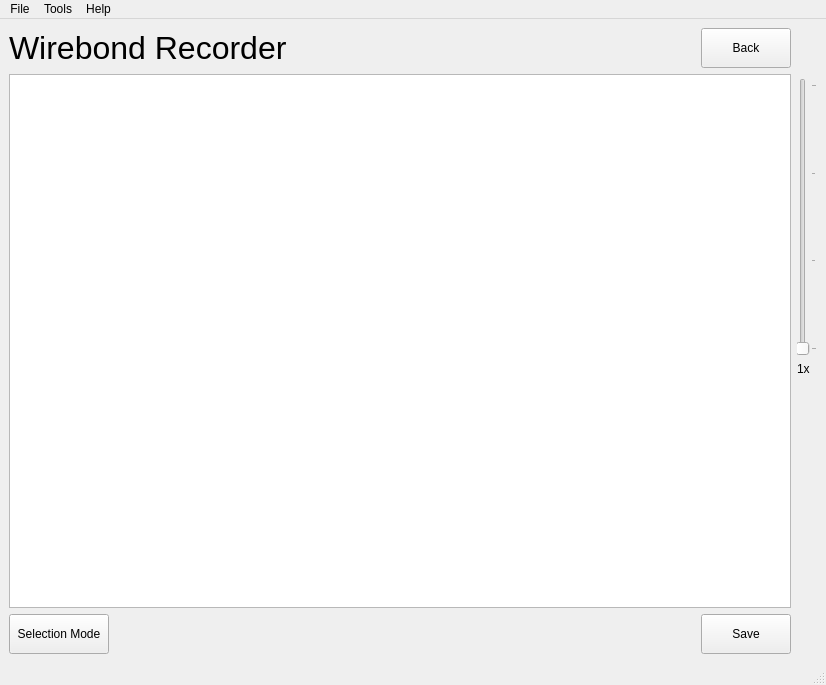
This is gui/WirebondRecorderGUI.ui in adamazoulay/ITkTrackingGUI as Qt 5 draws it before an edit. The edited form follows.
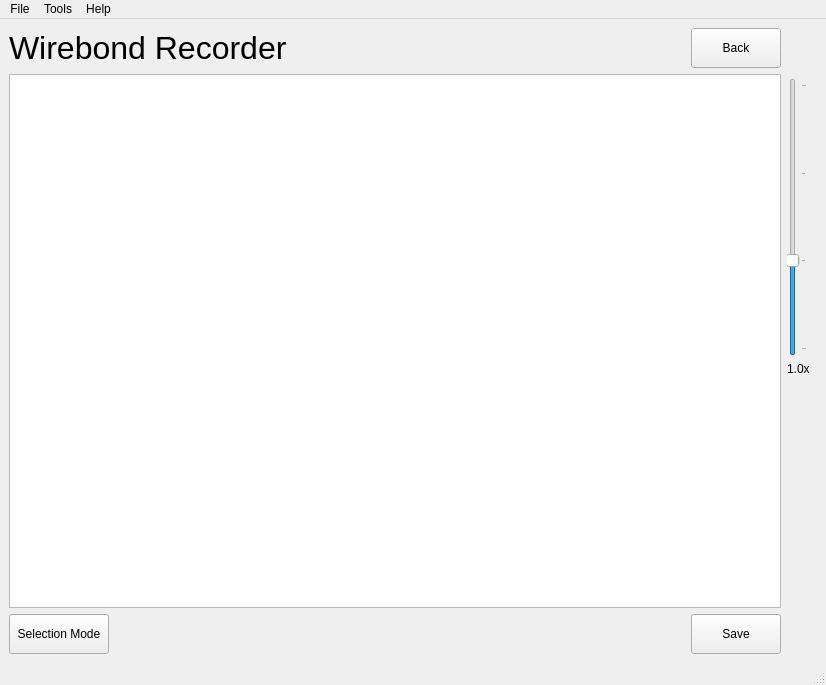
This is the edited form.

What changed in the file:
```diff
--- a/gui/WirebondRecorderGUI.ui
+++ b/gui/WirebondRecorderGUI.ui
@@ -47,12 +47,15 @@
         <property name="pageStep">
          <number>1</number>
         </property>
+        <property name="sliderPosition">
+         <number>2</number>
+        </property>
         <property name="tickPosition">
          <enum>QSlider::TicksBelow</enum>
         </property>
        </widget>
       </item>
-      <item alignment="Qt::AlignHCenter">
+      <item alignment="Qt::AlignHCenter|Qt::AlignVCenter">
        <widget class="QLabel" name="lblZoom">
         <property name="sizePolicy">
          <sizepolicy hsizetype="Fixed" vsizetype="Preferred">
@@ -62,18 +65,18 @@
         </property>
         <property name="minimumSize">
          <size>
-          <width>20</width>
+          <width>30</width>
           <height>0</height>
          </size>
         </property>
         <property name="maximumSize">
          <size>
-          <width>20</width>
+          <width>30</width>
           <height>16777215</height>
          </size>
         </property>
         <property name="text">
-         <string>1x</string>
+         <string>1.0x</string>
         </property>
        </widget>
       </item>
```
